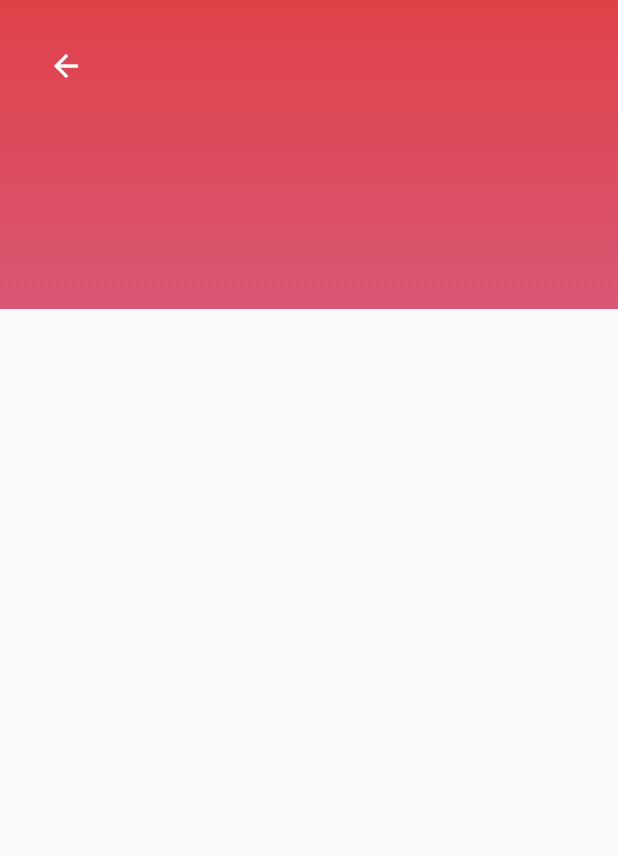
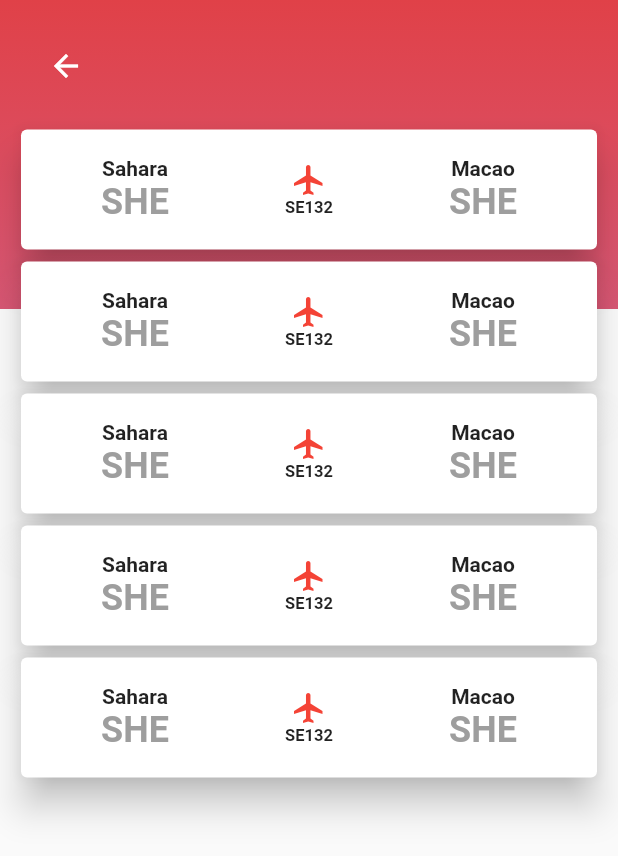
Before and after one commit to khallediRA/FlutterFlightAppAnimation, a Flutter app: the FlightRoutes screen opened directly, on a phone screen of 412 x 824 dp. Shown: the top 856 px of the screen. Run offline on Flutter 3.47's test engine with Material 2 defaults, Android fonts, the phone set to English and light mode, and no system bars.

Commit message:
final Project

```diff
--- a/lib/widget/flight_routes.dart
+++ b/lib/widget/flight_routes.dart
@@ -25,11 +25,35 @@ class FlightRoutes extends StatelessWidget {
                 ),
               ),
             ),
+            const Positioned(
+              top: 20,
+              left: 20,
+              child: BackButton(
+                color: Colors.white,
+              ),
+            ),
             Positioned(
-                top: 20,
-                left: 20,
-                child: BackButton(
-                  color: Colors.white,
+                left: 10,
+                right: 10,
+                top: MediaQuery.of(context).size.height * 0.10,
+                child: Column(
+                  children: [
+                    RouteItem(
+                      duration: const Duration(milliseconds: 800),
+                    ),
+                    RouteItem(
+                      duration: const Duration(milliseconds: 1000),
+                    ),
+                    RouteItem(
+                      duration: const Duration(milliseconds: 1200),
+                    ),
+                    RouteItem(
+                      duration: const Duration(milliseconds: 1400),
+                    ),
+                    RouteItem(
+                      duration: const Duration(milliseconds: 1600),
+                    ),
+                  ],
                 ))
           ],
         ),
@@ -37,3 +61,85 @@ class FlightRoutes extends StatelessWidget {
     );
   }
 }
+
+class RouteItem extends StatelessWidget {
+  final Duration duration;
+  const RouteItem({Key? key, required this.duration}) : super(key: key);
+
+  @override
+  Widget build(BuildContext context) {
+    return TweenAnimationBuilder<double>(
+      tween: Tween(
+        begin: 1.0,
+        end: 0.0,
+      ),
+      curve: Curves.decelerate,
+      duration: duration,
+      builder: (_, value, child) {
+        return Transform.translate(
+          offset: Offset(0.0, MediaQuery.of(context).size.height * value),
+          child: child,
+        );
+      },
+      child: Card(
+        elevation: 10,
+        child: Padding(
+          padding: const EdgeInsets.all(18.0),
+          child: Row(children: [
+            Expanded(
+              child: Column(
+                mainAxisSize: MainAxisSize.min,
+                children: const [
+                  Text(
+                    "Sahara",
+                    style: TextStyle(fontWeight: FontWeight.bold),
+                  ),
+                  Text(
+                    "SHE",
+                    style: TextStyle(
+                        fontWeight: FontWeight.bold,
+                        fontSize: 24,
+                        color: Colors.grey),
+                  ),
+                ],
+              ),
+            ),
+            Expanded(
+              child: Column(
+                mainAxisSize: MainAxisSize.min,
+                children: const [
+                  Icon(
+                    Icons.flight,
+                    color: Colors.red,
+                  ),
+                  Text(
+                    "SE132",
+                    style: TextStyle(fontWeight: FontWeight.bold, fontSize: 11),
+                  ),
+                ],
+              ),
+            ),
+            Expanded(
+              child: Column(
+                mainAxisSize: MainAxisSize.min,
+                children: const [
+                  Text(
+                    "Macao",
+                    style: TextStyle(fontWeight: FontWeight.bold),
+                  ),
+                  Text(
+                    "SHE",
+                    style: TextStyle(
+                        fontWeight: FontWeight.bold,
+                        fontSize: 24,
+                        color: Colors.grey),
+                  ),
+                ],
+              ),
+            ),
+          ]),
+        ),
+      ),
+    );
+  }
+}
--- a/lib/widget/flight_time.dart
+++ b/lib/widget/flight_time.dart
@@ -103,8 +103,9 @@ class _FlightTimeLineState extends State<FlightTimeLine> {
               selected: false,
               left: true,
               displayCard: _animatedCard,
-                  delay: const Duration(
-                      milliseconds: _cardAnimationDuration * 4))),
+              delay: const Duration(milliseconds: _cardAnimationDuration * 4),
+            ),
+          ),
           if (animatedButton)
             Align(
               alignment: Alignment.bottomCenter,
```
Lines whose indentation alone changed are shown as unchanged.
